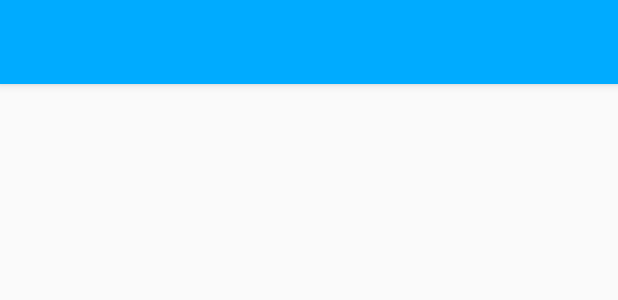
After one commit to JamesPxy/ShareAndroidTech, an Android app: the layout activity_article_detail.xml on its own in the app's theme, with its tools: preview values and no code run, on a phone screen of 412 x 824 dp. The commit adds this screen. Shown: the top 300 px of the screen. Run offline under Robolectric (Android 15) with nearby library versions, the phone set to English and light mode, and no system bars.

Commit message:
新增详情页

```diff
--- /dev/null
+++ b/app/src/main/res/layout/activity_article_detail.xml
@@ -0,0 +1,35 @@
+<?xml version="1.0" encoding="utf-8"?>
+<LinearLayout xmlns:android="http://schemas.android.com/apk/res/android"
+    xmlns:app="http://schemas.android.com/apk/res-auto"
+    xmlns:tools="http://schemas.android.com/tools"
+    android:layout_width="match_parent"
+    android:layout_height="match_parent"
+    android:orientation="vertical"
+    tools:context=".ui.activity.ArticleDetailActivity">
+
+    <android.support.design.widget.AppBarLayout
+        android:layout_width="match_parent"
+        android:layout_height="wrap_content"
+        android:theme="@style/AppTheme.AppBarOverlay">
+
+        <android.support.v7.widget.Toolbar
+            android:id="@+id/toolbar"
+            style="@style/Toolbar"
+            android:layout_width="match_parent"
+            android:layout_height="?attr/actionBarSize"
+            android:background="?attr/colorPrimary"
+            android:fitsSystemWindows="true"
+            app:contentInsetStartWithNavigation="0dp"
+            app:popupTheme="@style/AppTheme.PopupOverlay"
+            app:titleTextColor="@android:color/white"
+            tools:text="@string/app_name" />
+
+    </android.support.design.widget.AppBarLayout>
+
+    <FrameLayout
+        android:id="@+id/webContent"
+        android:layout_width="match_parent"
+        android:layout_height="0dp"
+        android:layout_weight="1" />
+
+</LinearLayout>
--- a/app/src/main/res/values/styles.xml
+++ b/app/src/main/res/values/styles.xml
@@ -3,6 +3,12 @@
     <!-- Base application theme. -->
     <style name="AppTheme" parent="Theme.AppCompat.Light.DarkActionBar">
         <!-- Customize your theme here. -->
+        <item name="colorPrimary">@color/colorPrimary</item>
+        <item name="colorPrimaryDark">@color/colorPrimaryDark</item>
+        <item name="colorAccent">@color/colorAccent</item>
+    </style>
+
+    <style name="AppThemeNoActionBar" parent="Theme.AppCompat.Light.NoActionBar">
         <item name="colorPrimary">@color/colorPrimary</item>
         <item name="colorPrimaryDark">@color/colorPrimaryDark</item>
         <item name="colorAccent">@color/colorAccent</item>
```
Also changed, not shown: app/src/main/AndroidManifest.xml (+19 -6 lines), app/src/main/java/com/lvshou/pxy/ui/activity/ArticleDetailActivity.kt (added, +151 -0 lines), app/src/main/java/com/lvshou/pxy/ui/fragment/HomeFragment.kt (+15 -14 lines), app/src/main/res/menu/menu_article_detail.xml (added, +26 -0 lines), app/src/main/res/values/strings.xml (+9 -0 lines).
